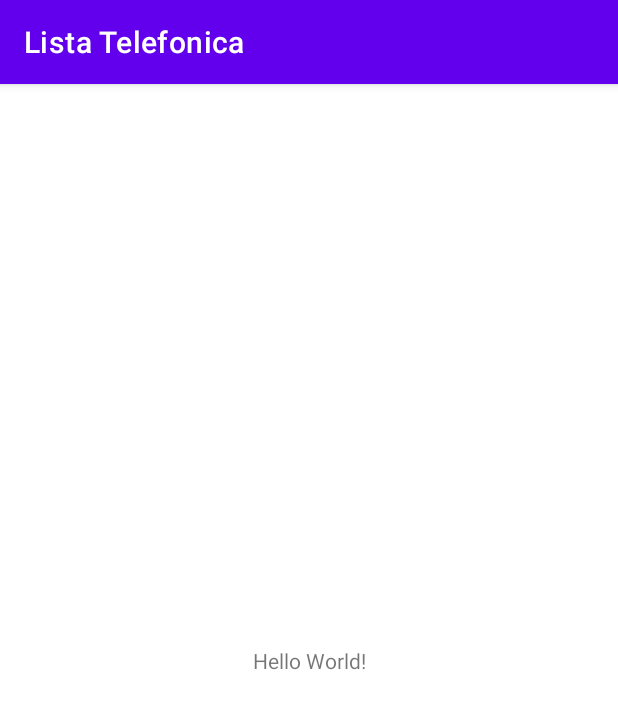
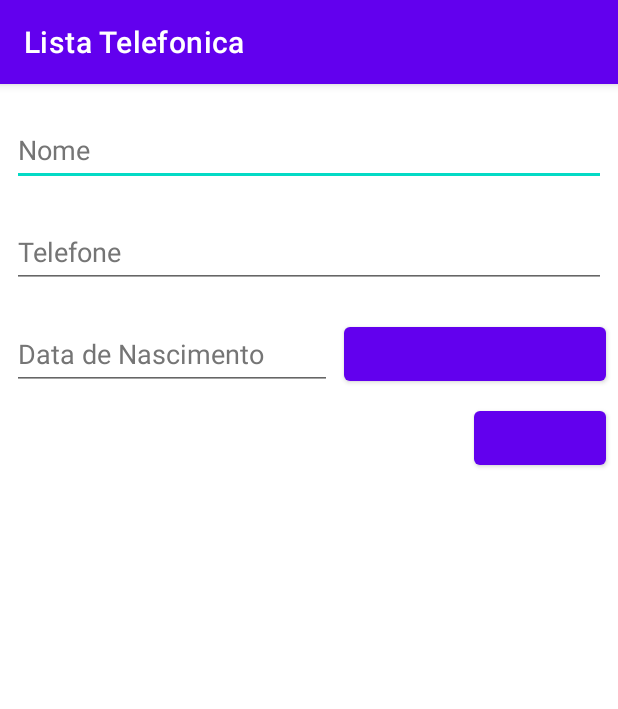
Before and after one commit to matheusunigran/Lista-Telefonica-, an Android app: the screen it shows after launch (MainActivity), on a phone screen of 412 x 824 dp. Shown: the top 709 px of the screen. Run offline under Robolectric (Android 15) with nearby library versions, the phone set to English and light mode, and no system bars.

Commit message:
Criando tela

```diff
--- a/app/src/main/res/layout/activity_main.xml
+++ b/app/src/main/res/layout/activity_main.xml
@@ -6,13 +6,89 @@
     android:layout_height="match_parent"
     tools:context=".MainActivity">
 
-    <TextView
-        android:layout_width="wrap_content"
+    <EditText
+        android:id="@+id/nameID"
+        android:layout_width="0dp"
         android:layout_height="wrap_content"
-        android:text="Hello World!"
-        app:layout_constraintBottom_toBottomOf="parent"
+        android:layout_marginStart="8dp"
+        android:layout_marginTop="20dp"
+        android:layout_marginEnd="8dp"
+        android:autofillHints=""
+        android:ems="10"
+        android:hint="@string/textName"
+        android:inputType="textPersonName"
+        android:minHeight="48dp"
+        android:textColorHint="#757575"
         app:layout_constraintEnd_toEndOf="parent"
         app:layout_constraintStart_toStartOf="parent"
         app:layout_constraintTop_toTopOf="parent" />
 
+    <EditText
+        android:id="@+id/phoneID"
+        android:layout_width="0dp"
+        android:layout_height="wrap_content"
+        android:layout_marginStart="8dp"
+        android:layout_marginTop="20dp"
+        android:layout_marginEnd="8dp"
+        android:autofillHints=""
+        android:ems="10"
+        android:hint="@string/numberPhone"
+        android:inputType="phone"
+        android:minHeight="48dp"
+        android:textColorHint="#757575"
+        app:layout_constraintEnd_toEndOf="parent"
+        app:layout_constraintStart_toStartOf="parent"
+        app:layout_constraintTop_toBottomOf="@+id/nameID" />
+
+    <EditText
+        android:id="@+id/dateID"
+        android:layout_width="wrap_content"
+        android:layout_height="wrap_content"
+        android:layout_marginStart="8dp"
+        android:layout_marginTop="20dp"
+        android:autofillHints=""
+        android:ems="10"
+        android:hint="@string/date"
+        android:inputType="date"
+        android:minHeight="48dp"
+        android:textColorHint="#757575"
+        app:layout_constraintStart_toStartOf="parent"
+        app:layout_constraintTop_toBottomOf="@+id/phoneID" />
+
+    <Button
+        android:id="@+id/btnsaveID"
+        android:layout_width="0dp"
+        android:layout_height="wrap_content"
+        android:layout_marginStart="8dp"
+        android:layout_marginTop="20dp"
+        android:layout_marginEnd="8dp"
+        app:layout_constraintEnd_toEndOf="parent"
+        app:layout_constraintStart_toEndOf="@+id/dateID"
+        app:layout_constraintTop_toBottomOf="@+id/phoneID"
+        tools:text="@string/btnSalvar" />
+
+    <Button
+        android:id="@+id/btncancelareditarID"
+        android:layout_width="0dp"
+        android:layout_height="wrap_content"
+        android:layout_marginTop="8dp"
+        android:layout_marginEnd="8dp"
+        android:layout_marginBottom="8dp"
+        app:layout_constraintBottom_toTopOf="@id/listID"
+        app:layout_constraintEnd_toEndOf="parent"
+        app:layout_constraintTop_toBottomOf="@+id/btnsaveID"
+        tools:text="@string/btnCancelarEditar" />
+
+    <ListView
+        android:id="@+id/listID"
+        android:layout_width="0dp"
+        android:layout_height="0dp"
+        android:layout_marginStart="8dp"
+        android:layout_marginEnd="8dp"
+        android:layout_marginBottom="20dp"
+        app:layout_constraintBottom_toBottomOf="parent"
+        app:layout_constraintEnd_toEndOf="parent"
+        app:layout_constraintStart_toStartOf="parent"
+        app:layout_constraintTop_toBottomOf="@id/btncancelareditarID" />
+
 </androidx.constraintlayout.widget.ConstraintLayout>
--- a/app/src/main/res/values/strings.xml
+++ b/app/src/main/res/values/strings.xml
@@ -1,3 +1,8 @@
 <resources>
     <string name="app_name">Lista Telefonica</string>
+    <string name="textName">Nome</string>
+    <string name="numberPhone">Telefone</string>
+    <string name="date">Data de Nascimento</string>
+    <string name="btnSalvar">Salvar Dados</string>
+    <string name="btnCancelarEditar">Cancelar Edição</string>
 </resources>
```
